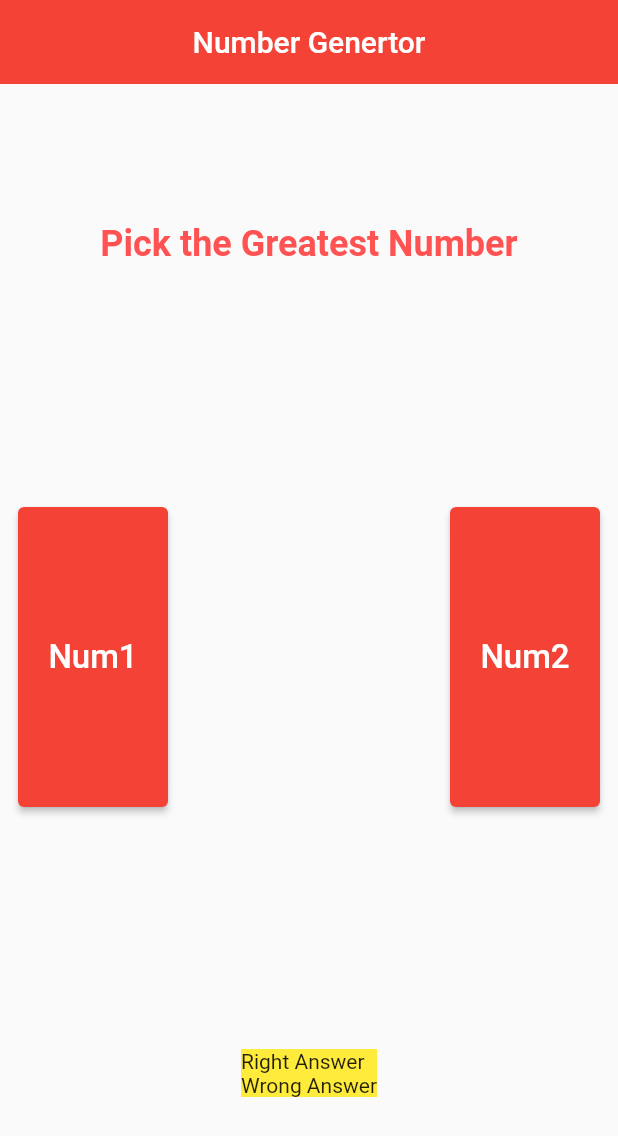
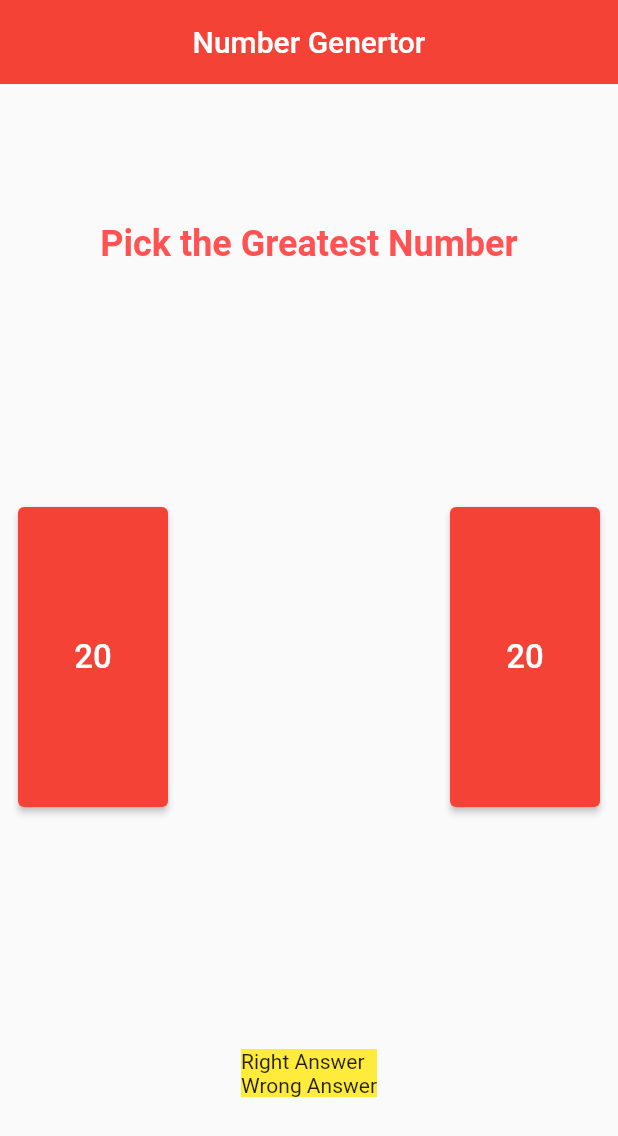
Before and after one commit to Inish-Bashyal/number_generator, a Flutter app: the screen it shows after launch, on a phone screen of 412 x 824 dp. Shown: the top 1136 px of the screen. Run offline on Flutter 3.47's test engine with Material 2 defaults, Android fonts, the phone set to English and light mode, and no system bars.

```diff
--- /dev/null
+++ b/lib/model/number_generator.dart
@@ -0,0 +1,9 @@
+import 'dart:math';
+
+class NumberGenerator {
+  int generate() {
+    var rn = Random();
+    int num = rn.nextInt(100);
+    return num;
+  }
+}
--- a/lib/view/dashboard_view.dart
+++ b/lib/view/dashboard_view.dart
@@ -1,4 +1,5 @@
 import 'package:flutter/material.dart';
+import 'package:number_generator/model/number_generator.dart';
 
 class DashBoardView extends StatefulWidget {
   const DashBoardView({super.key});
@@ -8,6 +9,14 @@ class DashBoardView extends StatefulWidget {
 }
 
 class _DashBoardViewState extends State<DashBoardView> {
+  NumberGenerator ng = NumberGenerator();
+
+  int numGen() {
+    ng.generate();
+    int number = ng.generate();
+    return number;
+  }
+
   @override
   Widget build(BuildContext context) {
     return Scaffold(
@@ -48,9 +57,9 @@ class _DashBoardViewState extends State<DashBoardView> {
                       style: ElevatedButton.styleFrom(
                         backgroundColor: Colors.red,
                       ),
-                      child: const Text(
-                        'Num1',
-                        style: TextStyle(
+                      child: Text(
+                        numGen().toString(),
+                        style: const TextStyle(
                           fontSize: 22,
                         ),
                       ),
@@ -65,9 +74,9 @@ class _DashBoardViewState extends State<DashBoardView> {
                       style: ElevatedButton.styleFrom(
                         backgroundColor: Colors.red,
                       ),
-                      child: const Text(
-                        'Num2',
-                        style: TextStyle(
+                      child: Text(
+                        numGen().toString(),
+                        style: const TextStyle(
                           fontSize: 22,
                         ),
                       ),
```
